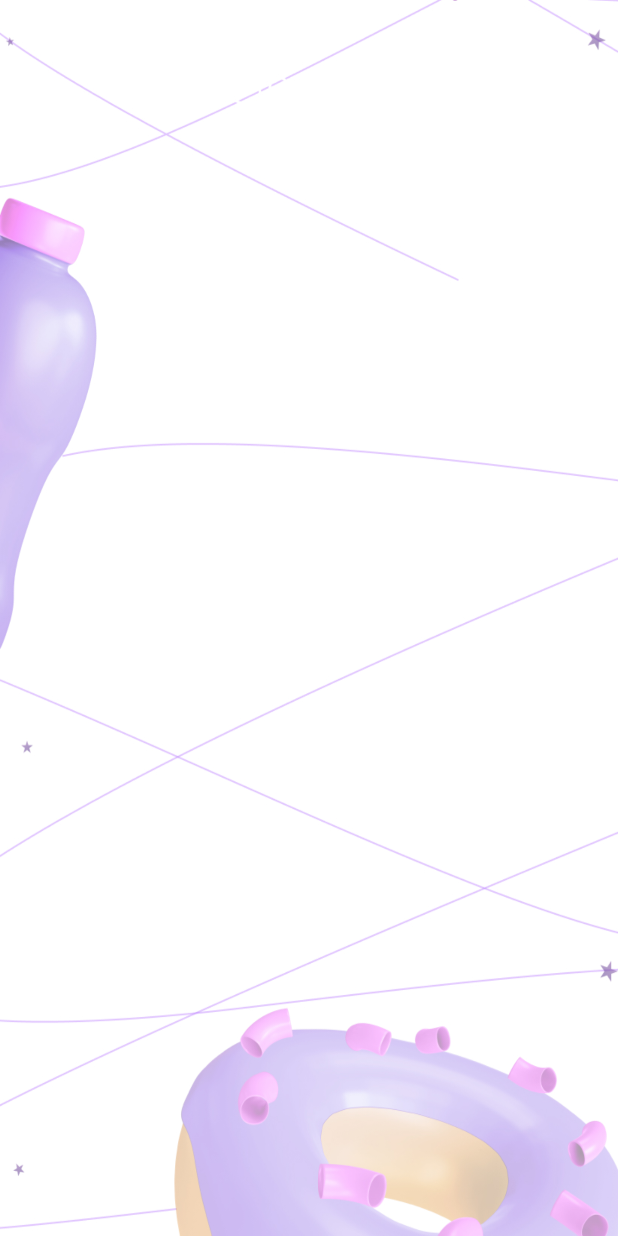
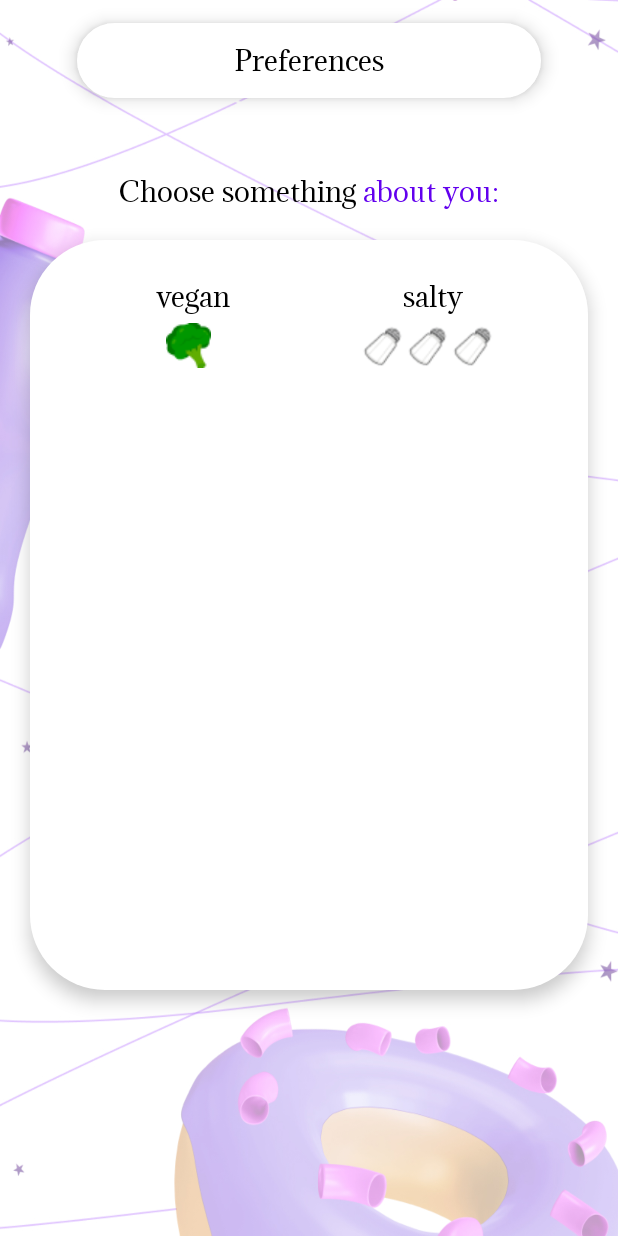
Before and after one commit to acrid122/CH, an Android app: the layout preferences_activity.xml on its own in the app's theme, with its tools: preview values and no code run, on a phone screen of 412 x 824 dp. Run offline under Robolectric (Android 15) with nearby library versions, the phone set to English and light mode, and no system bars.

Commit message:
почти ебнул разметку для преференсес

```diff
--- a/app/src/main/AndroidManifest.xml
+++ b/app/src/main/AndroidManifest.xml
@@ -12,8 +12,7 @@
         android:theme="@style/Theme.CH">
         <activity
             android:name=".WeekComActivity"
-            android:label="WeekComActivity"
-            />
+            android:label="WeekComActivity"/>
         <activity
             android:name=".MainActivity"
             android:exported="true"
@@ -24,5 +23,8 @@
                 <category android:name="android.intent.category.LAUNCHER" />
             </intent-filter>
         </activity>
+
+        <activity android:name=".PreferencesActivity"/>
+
     </application>
 </manifest>
--- a/app/src/main/java/ru/first/ch/MainActivity.java
+++ b/app/src/main/java/ru/first/ch/MainActivity.java
@@ -5,26 +5,37 @@ import androidx.appcompat.app.AppCompatActivity;
 import android.os.Bundle;
 import android.view.View;
 import android.content.Intent;
-import android.view.Menu;
-import android.view.MenuItem;
-import android.view.Window;
 import android.widget.Button;
 
 public class MainActivity extends AppCompatActivity implements View.OnClickListener {
-    Button button1;
+    Button button2, button3;
+
     @Override
     protected void onCreate(Bundle savedInstanceState) {
         super.onCreate(savedInstanceState);
         setContentView(R.layout.activity_main);
-        button1 = (Button)findViewById(R.id.activity_main__button2);
-        button1.setOnClickListener(this);
+        button2 = (Button)findViewById(R.id.activity_main__button2);
+        button2.setOnClickListener(this);
+        button3 = (Button)findViewById(R.id.activity_main__button3);
+        button3.setOnClickListener(new View.OnClickListener() {
+            @Override
+            public void onClick(View v) {
+                Intent intent = new Intent(MainActivity.this, PreferencesActivity.class);
+                startActivity(intent);
+            }
+        });
     }
 
     @Override
     public void onClick(View view) {
+        Intent intent;
         switch(view.getId()){
             case R.id.activity_main__button2:
-                Intent intent = new Intent(this, WeekComActivity.class);
+                intent = new Intent(this, WeekComActivity.class);
+                startActivity(intent);
+                break;
+            case R.id.activity_main__button3:
+                intent = new Intent(this, PreferencesActivity.class);
                 startActivity(intent);
                 break;
             default:
--- a/app/src/main/java/ru/first/ch/PreferencesActivity.java
+++ b/app/src/main/java/ru/first/ch/PreferencesActivity.java
@@ -1,8 +1,14 @@
 package ru.first.ch;
 
+import android.os.Bundle;
+
+import androidx.annotation.Nullable;
 import androidx.appcompat.app.AppCompatActivity;
 
 public class PreferencesActivity extends AppCompatActivity {
-
-
+    @Override
+    protected void onCreate(@Nullable Bundle savedInstanceState) {
+        super.onCreate(savedInstanceState);
+        setContentView(R.layout.preferences_activity);
+    }
 }
--- a/app/src/main/java/ru/first/ch/WeekComActivity.java
+++ b/app/src/main/java/ru/first/ch/WeekComActivity.java
@@ -63,7 +63,7 @@ public class WeekComActivity extends AppCompatActivity {
                 "Лучшие блины просто лучшие блины просто лучшие блины просто лучшие блины" +
                         "просто лучшие блиныпросто лучшие блиныпросто лучшие блины" +
                         "просто лучшие блиныпросто лучшие блиныпросто лучшие блиныпросто лучшие блины",
-                R.drawable.preferences));
+                R.drawable.activity_preferences_background));
         ArrayModels.add(new model(
                 "Pancakes2",
                 " Вкусные блины простоВкусные блины простоВкусные блины простоВкусные блины просто" +
--- a/app/src/main/res/layout/item_card.xml
+++ b/app/src/main/res/layout/item_card.xml
@@ -18,7 +18,7 @@
             android:background="#59000000">
             <ImageView
                 android:id="@+id/activity_week_com__banner"
-                android:src = "@drawable/preferences"
+                android:src = "@drawable/activity_preferences_background"
                 android:layout_width="match_parent"
                 android:layout_height="450dp"
                 android:scaleType="centerCrop"/>
--- a/app/src/main/res/layout/preferences_activity.xml
+++ b/app/src/main/res/layout/preferences_activity.xml
@@ -3,5 +3,148 @@
     android:orientation="vertical"
     android:layout_width="match_parent"
     android:layout_height="match_parent"
-    android:background="@drawable/preferences">
+    android:background="@drawable/activity_preferences_background">
+
+    <TextView
+    android:layout_width="309dp"
+    android:layout_height="50dp"
+    android:layout_marginTop="15dp"
+    android:background="@drawable/round"
+    android:text="Preferences"
+    android:fontFamily="@font/adamina"
+    android:textSize="18sp"
+    android:layout_gravity="center_horizontal"
+    style="@style/Widget.MaterialComponents.TextView"
+    android:textColor="@color/black"
+    android:gravity="center"
+    android:elevation="7dp"/>
+
+    <LinearLayout
+        android:layout_width="match_parent"
+        android:layout_height="wrap_content"
+        android:orientation="horizontal"
+        android:layout_marginTop="50dp"
+        android:gravity="center_horizontal">
+        <TextView
+            android:layout_width="wrap_content"
+            android:layout_height="wrap_content"
+            android:fontFamily="@font/adamina"
+            android:textSize="18sp"
+            android:textColor="@color/black"
+            android:text="Choose something "
+            />
+        <TextView
+            android:layout_width="wrap_content"
+            android:layout_height="wrap_content"
+            android:fontFamily="@font/adamina"
+            android:textSize="18sp"
+            android:textColor="@color/purple_500"
+            android:text="about you:"
+            />
+    </LinearLayout>
+
+
+    <LinearLayout
+        android:layout_width="match_parent"
+        android:layout_height="500dp"
+        android:background="@drawable/round"
+        android:elevation="7dp"
+        android:layout_marginTop="20dp"
+        android:paddingHorizontal="25dp"
+        android:layout_marginHorizontal="20dp"
+        android:paddingTop="25dp"
+        android:orientation="vertical">
+
+        <LinearLayout
+            android:layout_width="match_parent"
+            android:layout_height="wrap_content"
+            android:orientation="horizontal"
+            android:weightSum="2">
+            <TextView
+               android:layout_width="wrap_content"
+                android:layout_height="match_parent"
+                android:text="vegan"
+                android:fontFamily="@font/adamina"
+                android:textSize="18sp"
+                android:layout_weight="1"
+                android:textColor="@color/black"
+                android:gravity="center"/>
+            <TextView
+                android:layout_width="wrap_content"
+                android:layout_height="match_parent"
+                android:fontFamily="@font/adamina"
+                android:text="salty"
+                android:textSize="18sp"
+                android:layout_weight="1"
+                android:textColor="@color/black"
+                android:gravity="center"/>
+        </LinearLayout>
+
+        <LinearLayout
+            android:layout_width="match_parent"
+            android:layout_height="wrap_content"
+            android:orientation="horizontal"
+            android:weightSum="2"
+            android:layout_marginTop="5dp">
+
+            <LinearLayout
+                android:layout_width="0dp"
+                android:layout_height="match_parent"
+                android:layout_weight="1"
+                android:gravity="center">
+
+                <ToggleButton
+                    android:layout_width="30dp"
+                    android:layout_height="30dp"
+                    android:background="@drawable/vegan_icon"
+                    android:textOff=""
+                    android:textOn=""/>
+
+            </LinearLayout>
+
+            <LinearLayout
+                android:layout_width="0dp"
+                android:layout_height="wrap_content"
+                android:layout_weight="1"
+                android:gravity="center">
+                <ToggleButton
+                    android:layout_width="30dp"
+                    android:layout_height="30dp"
+                    android:background="@drawable/salty_icon_pressed"
+                    android:textOff=""
+                    android:textOn="" />
+                <ToggleButton
+                    android:layout_width="30dp"
+                    android:layout_height="30dp"
+                    android:background="@drawable/salty_icon_pressed"
+                    android:textOff=""
+                    android:textOn="" />
+
+                <ToggleButton
+                    android:layout_width="30dp"
+                    android:layout_height="30dp"
+                    android:background="@drawable/salty_icon_pressed"
+                    android:textOff=""
+                    android:textOn="" />
+
+            </LinearLayout>
+
+
+
+
+
+        </LinearLayout>
+
+
+
+
+
+
+    </LinearLayout>
+
+
+
+
+
+
 </LinearLayout>
--- a/app/src/main/res/values/themes.xml
+++ b/app/src/main/res/values/themes.xml
@@ -17,4 +17,6 @@
         <item name ="android:windowContentOverlay">@null</item>
         <item name="android:windowNoTitle">true</item>
     </style>
+
+
 </resources>
```
Also changed, not shown: app/src/main/res/drawable/activity_cuisine_background.png (renamed from app/src/main/res/drawable/cuisine.png), app/src/main/res/drawable/activity_preferences_background.png (renamed from app/src/main/res/drawable/preferences.png), app/src/main/res/drawable/bitter_icon_notpressed.png (added), app/src/main/res/drawable/bitter_icon_pressed.png (added), app/src/main/res/drawable/salty_icon_notpressed.png (added), app/src/main/res/drawable/salty_icon_pressed.png (added), app/src/main/res/drawable/spice_icon_pressed.png (added), app/src/main/res/drawable/spicy_icon_notpressed.png (added), app/src/main/res/drawable/spicy_icon_pressed.png (added), app/src/main/res/drawable/sweety_icon_notpressed.png (added), app/src/main/res/drawable/sweety_icon_pressed.png (added), app/src/main/res/drawable/vegan_icon.png (added).
